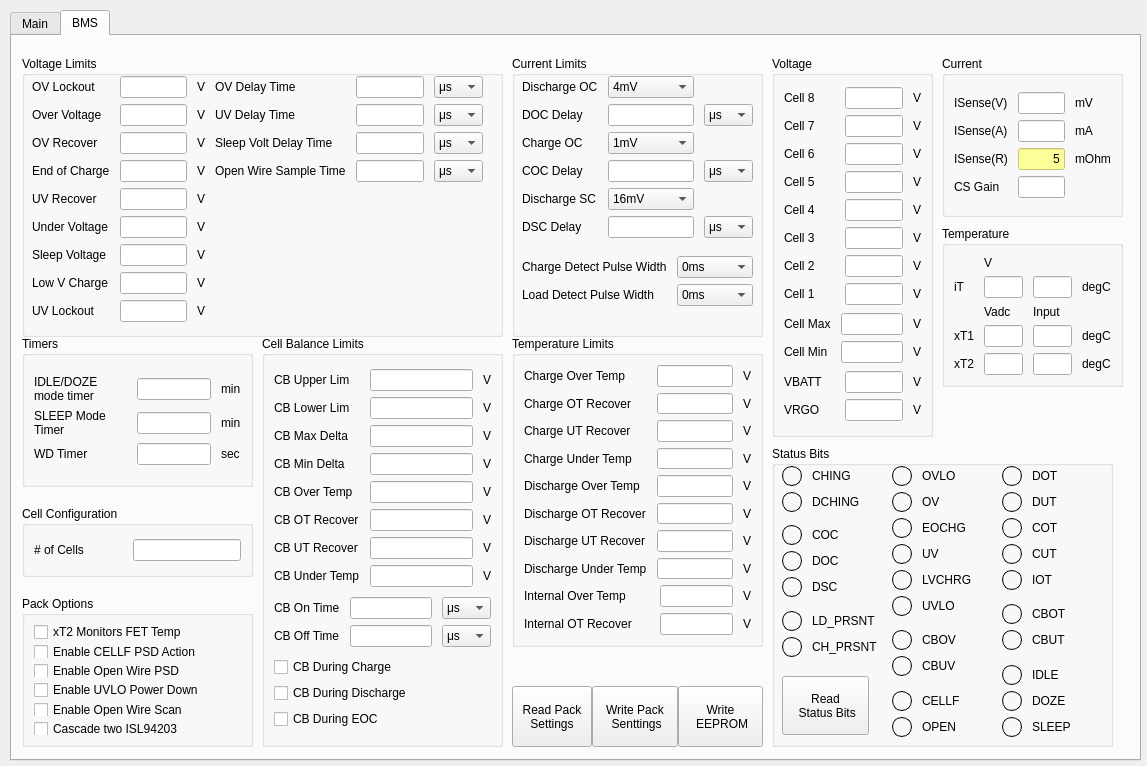
jpnbino/fmcw_app, file qt/qt_designer/fmcw.ui: the form before one commit.
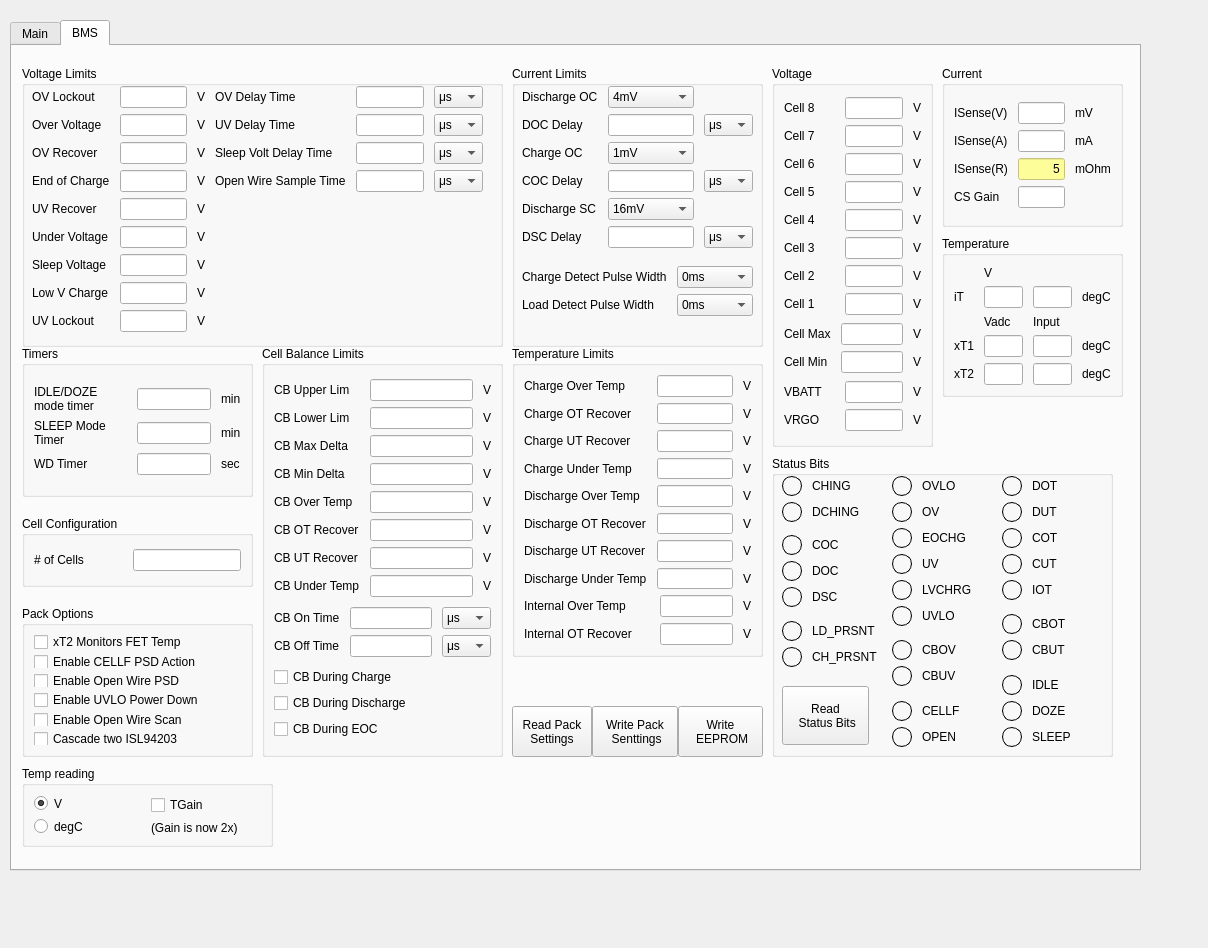
The form after the commit.

Commit message: readjusts the size of the screen. Parses voltage on the temperature (Vadc).

```diff
--- a/qt/qt_designer/fmcw.ui
+++ b/qt/qt_designer/fmcw.ui
@@ -6,8 +6,8 @@
    <rect>
     <x>0</x>
     <y>0</y>
-    <width>1147</width>
-    <height>766</height>
+    <width>1208</width>
+    <height>948</height>
    </rect>
   </property>
   <property name="minimumSize">
@@ -26,9 +26,9 @@
    <property name="geometry">
     <rect>
      <x>10</x>
-     <y>10</y>
+     <y>20</y>
      <width>1131</width>
-     <height>751</height>
+     <height>851</height>
     </rect>
    </property>
    <property name="sizePolicy">
@@ -421,9 +421,9 @@
      <property name="geometry">
       <rect>
        <x>500</x>
-       <y>650</y>
+       <y>660</y>
        <width>251</width>
-       <height>61</height>
+       <height>51</height>
       </rect>
      </property>
      <layout class="QHBoxLayout" name="horizontalLayout" stretch="0,0,0">
@@ -3235,6 +3235,66 @@
       </property>
      </widget>
     </widget>
+    <widget class="QGroupBox" name="groupBox_12">
+     <property name="geometry">
+      <rect>
+       <x>10</x>
+       <y>720</y>
+       <width>251</width>
+       <height>81</height>
+      </rect>
+     </property>
+     <property name="title">
+      <string>Temp reading</string>
+     </property>
+     <layout class="QGridLayout" name="gridLayout_31">
+      <item row="0" column="1">
+       <layout class="QGridLayout" name="gridLayout_33">
+        <property name="horizontalSpacing">
+         <number>10</number>
+        </property>
+        <item row="0" column="0">
+         <widget class="QRadioButton" name="radioButton">
+          <property name="text">
+           <string>V</string>
+          </property>
+          <property name="checked">
+           <bool>true</bool>
+          </property>
+         </widget>
+        </item>
+        <item row="1" column="0">
+         <widget class="QRadioButton" name="radioButton_2">
+          <property name="text">
+           <string>degC</string>
+          </property>
+         </widget>
+        </item>
+       </layout>
+      </item>
+      <item row="0" column="2">
+       <layout class="QGridLayout" name="gridLayout_14">
+        <property name="horizontalSpacing">
+         <number>10</number>
+        </property>
+        <item row="0" column="0">
+         <widget class="QCheckBox" name="tGainCheckBox">
+          <property name="text">
+           <string>TGain</string>
+          </property>
+         </widget>
+        </item>
+        <item row="1" column="0">
+         <widget class="QLabel" name="TemperatureGainLabel">
+          <property name="text">
+           <string>(Gain is now 2x)</string>
+          </property>
+         </widget>
+        </item>
+       </layout>
+      </item>
+     </layout>
+    </widget>
    </widget>
   </widget>
  </widget>
```
The commit also changes 2 other files.
